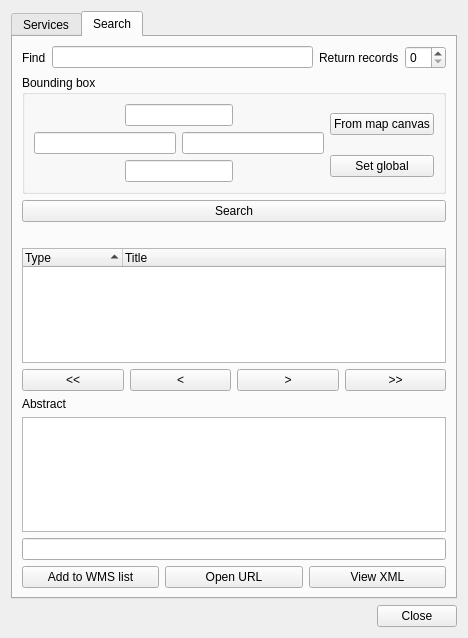
Old version of the form plugin/MetaSearch/ui/maindialog.ui in the repository nextgis/qgis_cswclient.
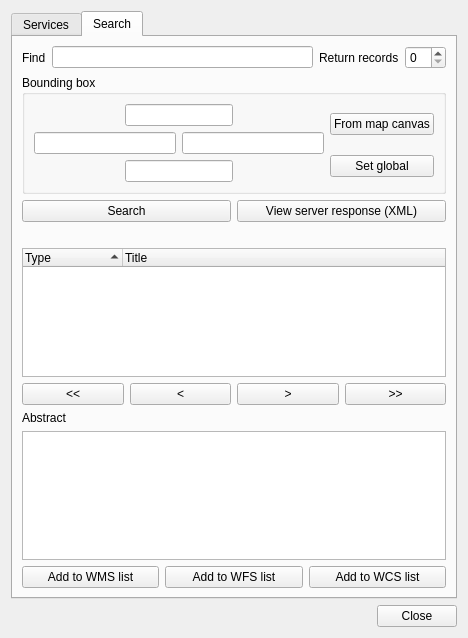
New version of the form.

Commit message: add WFS/WCS buttons, remove open url and show metadata buttons

Patch:
```diff
--- a/plugin/MetaSearch/ui/maindialog.ui
+++ b/plugin/MetaSearch/ui/maindialog.ui
@@ -213,11 +213,22 @@
         </widget>
        </item>
        <item>
-        <widget class="QPushButton" name="btnSearch">
-         <property name="text">
-          <string>Search</string>
-         </property>
-        </widget>
+        <layout class="QGridLayout" name="gridLayout_btns">
+         <item row="2" column="0">
+          <widget class="QPushButton" name="btnSearch">
+           <property name="text">
+            <string>Search</string>
+           </property>
+          </widget>
+         </item>
+         <item row="2" column="1">
+          <widget class="QPushButton" name="btnShowXml">
+           <property name="text">
+            <string>View server response (XML)</string>
+           </property>
+          </widget>
+         </item>
+        </layout>
        </item>
        <item>
         <layout class="QGridLayout" name="gridLayout_2">
@@ -305,27 +316,24 @@
          <item row="1" column="0" colspan="3">
           <widget class="QTextEdit" name="textAbstract"/>
          </item>
-         <item row="2" column="0" colspan="3">
-          <widget class="QLineEdit" name="leDataUrl"/>
-         </item>
-         <item row="3" column="0">
+         <item row="2" column="0">
           <widget class="QPushButton" name="btnAddToWms">
            <property name="text">
             <string>Add to WMS list</string>
            </property>
           </widget>
          </item>
-         <item row="3" column="1">
-          <widget class="QPushButton" name="btnOpenUrl">
+         <item row="2" column="1">
+          <widget class="QPushButton" name="btnAddToWfs">
            <property name="text">
-            <string>Open URL</string>
+            <string>Add to WFS list</string>
            </property>
           </widget>
          </item>
-         <item row="3" column="2">
-          <widget class="QPushButton" name="btnShowXml">
+         <item row="2" column="2">
+          <widget class="QPushButton" name="btnAddToWcs">
            <property name="text">
-            <string>View XML</string>
+            <string>Add to WCS list</string>
            </property>
           </widget>
          </item>
```
Left out of the diff: 54 changed lines with no effect on the pictures.
